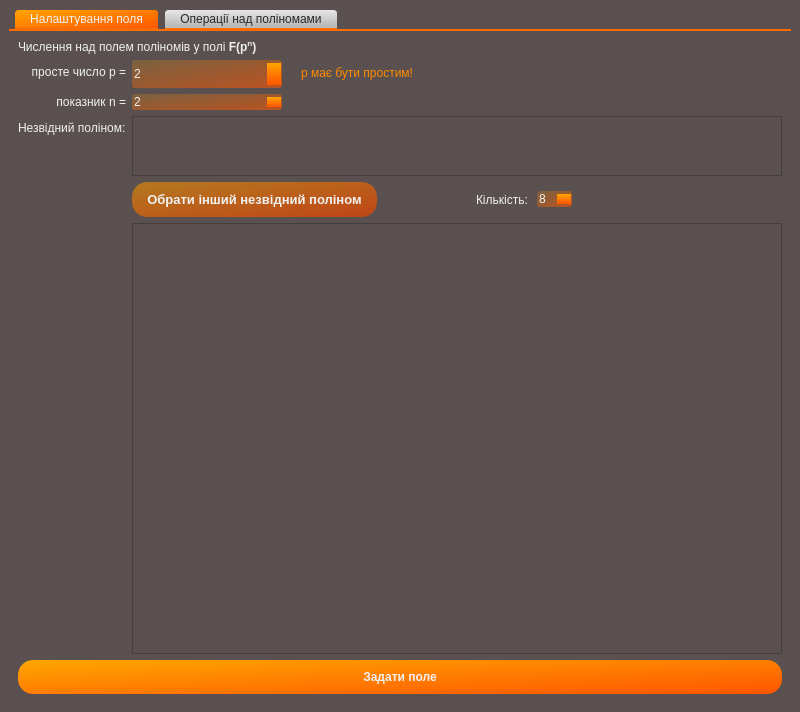
Before: the Qt Designer form Algebra-polynom/mainwindow.ui in WAG13/FF-Polynomials-App, drawn with Qt 5.
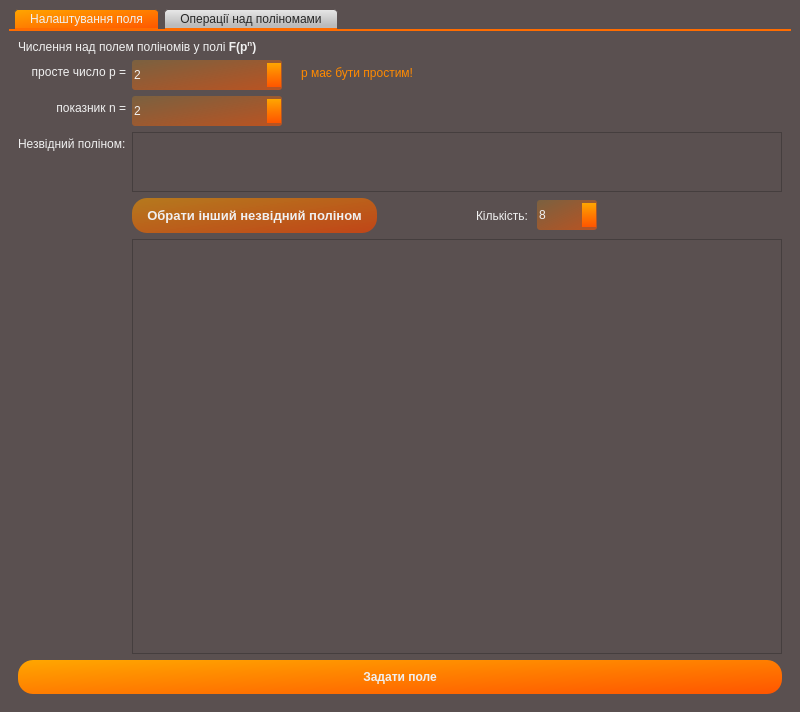
After: the same form once the commit is applied.

Diff of the .ui file:
```diff
--- a/Algebra-polynom/mainwindow.ui
+++ b/Algebra-polynom/mainwindow.ui
@@ -285,7 +285,7 @@
               <property name="minimumSize">
                <size>
                 <width>150</width>
-                <height>28</height>
+                <height>30</height>
                </size>
               </property>
               <property name="minimum">
@@ -351,7 +351,7 @@
             <property name="minimumSize">
              <size>
               <width>150</width>
-              <height>0</height>
+              <height>30</height>
              </size>
             </property>
             <property name="minimum">
@@ -461,6 +461,12 @@
             </item>
             <item>
              <widget class="QSpinBox" name="countIP">
+              <property name="minimumSize">
+               <size>
+                <width>60</width>
+                <height>30</height>
+               </size>
+              </property>
               <property name="minimum">
                <number>1</number>
               </property>
```
Left out of the diff: 4 changed lines with no effect on the pictures.
